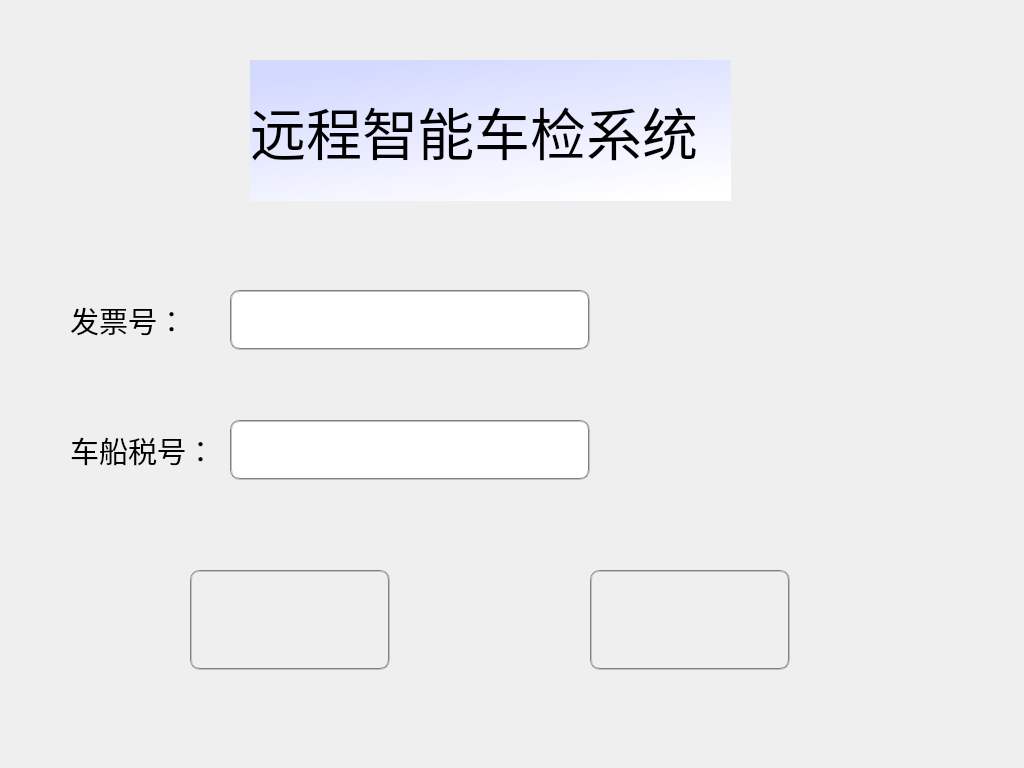
Old version of the form VehicleManagement/VehicleManage/checkreceiptdialog.ui in the repository maanjun/IVM.
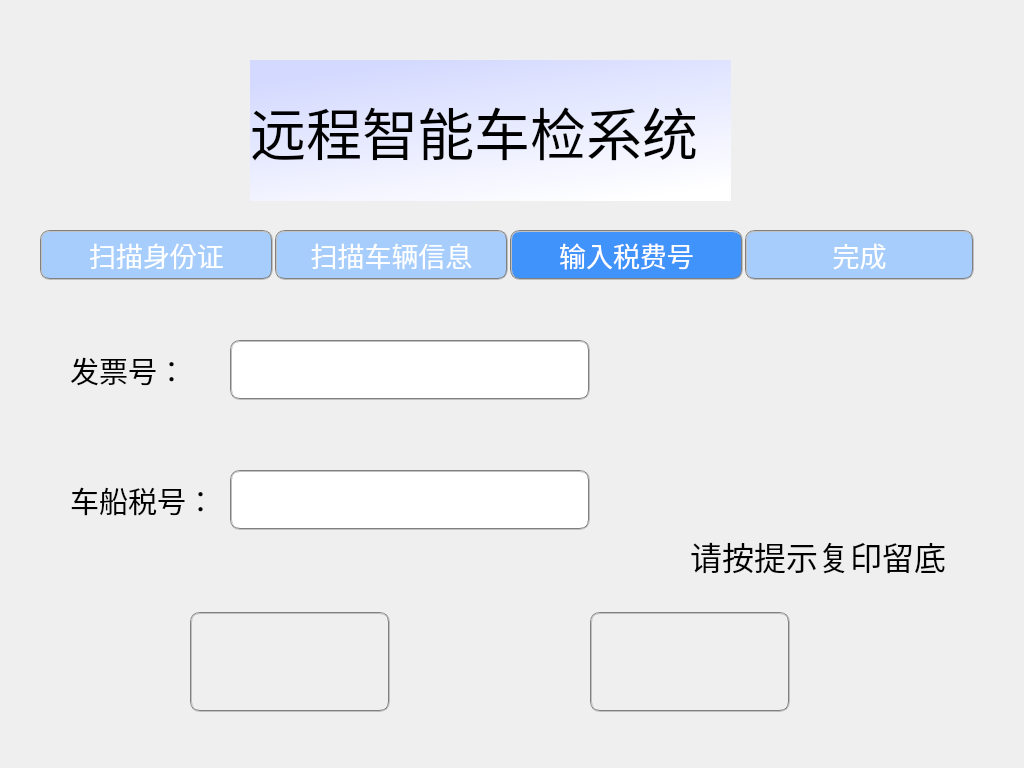
New version of the form. Icons and pictures are not drawn.

What changed in the file:
```diff
--- a/VehicleManagement/VehicleManage/checkreceiptdialog.ui
+++ b/VehicleManagement/VehicleManage/checkreceiptdialog.ui
@@ -20,7 +20,7 @@
    <property name="geometry">
     <rect>
      <x>190</x>
-     <y>570</y>
+     <y>612</y>
      <width>200</width>
      <height>100</height>
     </rect>
@@ -43,7 +43,7 @@
    <property name="geometry">
     <rect>
      <x>590</x>
-     <y>570</y>
+     <y>612</y>
      <width>200</width>
      <height>100</height>
     </rect>
@@ -65,13 +65,14 @@
    <property name="geometry">
     <rect>
      <x>70</x>
-     <y>290</y>
+     <y>340</y>
      <width>150</width>
      <height>60</height>
     </rect>
    </property>
    <property name="font">
     <font>
+     <family>黑体</family>
      <pointsize>22</pointsize>
     </font>
    </property>
@@ -83,13 +84,14 @@
    <property name="geometry">
     <rect>
      <x>70</x>
-     <y>420</y>
+     <y>470</y>
      <width>150</width>
      <height>60</height>
     </rect>
    </property>
    <property name="font">
     <font>
+     <family>黑体</family>
      <pointsize>22</pointsize>
     </font>
    </property>
@@ -101,7 +103,7 @@
    <property name="geometry">
     <rect>
      <x>230</x>
-     <y>290</y>
+     <y>340</y>
      <width>360</width>
      <height>60</height>
     </rect>
@@ -120,7 +122,7 @@
    <property name="geometry">
     <rect>
      <x>230</x>
-     <y>420</y>
+     <y>470</y>
      <width>360</width>
      <height>60</height>
     </rect>
@@ -157,6 +159,137 @@
     <string>远程智能车检系统</string>
    </property>
   </widget>
+  <widget class="QLabel" name="label">
+   <property name="geometry">
+    <rect>
+     <x>690</x>
+     <y>300</y>
+     <width>251</width>
+     <height>221</height>
+    </rect>
+   </property>
+   <property name="styleSheet">
+    <string notr="true">border-image: url(:/Resources/Images/printguide.png);</string>
+   </property>
+   <property name="text">
+    <string/>
+   </property>
+  </widget>
+  <widget class="QLabel" name="label_2">
+   <property name="geometry">
+    <rect>
+     <x>690</x>
+     <y>530</y>
+     <width>261</width>
+     <height>51</height>
+    </rect>
+   </property>
+   <property name="font">
+    <font>
+     <family>黑体</family>
+     <pointsize>24</pointsize>
+    </font>
+   </property>
+   <property name="text">
+    <string>请按提示复印留底</string>
+   </property>
+  </widget>
+  <widget class="QPushButton" name="pushButton">
+   <property name="geometry">
+    <rect>
+     <x>40</x>
+     <y>230</y>
+     <width>233</width>
+     <height>50</height>
+    </rect>
+   </property>
+   <property name="font">
+    <font>
+     <family>黑体</family>
+     <pointsize>20</pointsize>
+    </font>
+   </property>
+   <property name="styleSheet">
+    <string notr="true">border:2px groove gray;border-radius:10px;padding:2px 4px;
+color: rgb(255, 255, 255);
+background-color: rgb(166, 205, 251);</string>
+   </property>
+   <property name="text">
+    <string>扫描身份证</string>
+   </property>
+  </widget>
+  <widget class="QPushButton" name="pushButton_2">
+   <property name="geometry">
+    <rect>
+     <x>275</x>
+     <y>230</y>
+     <width>233</width>
+     <height>50</height>
+    </rect>
+   </property>
+   <property name="font">
+    <font>
+     <family>黑体</family>
+     <pointsize>20</pointsize>
+    </font>
+   </property>
+   <property name="styleSheet">
+    <string notr="true">border:2px groove gray;border-radius:10px;padding:2px 4px;
+color: rgb(255, 255, 255);
+background-color: rgb(166, 205, 251);</string>
+   </property>
+   <property name="text">
+    <string>扫描车辆信息</string>
+   </property>
+  </widget>
+  <widget class="QPushButton" name="pushButton_3">
+   <property name="geometry">
+    <rect>
+     <x>510</x>
+     <y>230</y>
+     <width>233</width>
+     <height>50</height>
+    </rect>
+   </property>
+   <property name="font">
+    <font>
+     <family>黑体</family>
+     <pointsize>20</pointsize>
+    </font>
+   </property>
+   <property name="styleSheet">
+    <string notr="true">border:2px groove gray;border-radius:10px;padding:2px 4px;
+color: rgb(255, 255, 255);
+background-color: rgb(65, 147, 252);</string>
+   </property>
+   <property name="text">
+    <string>输入税费号</string>
+   </property>
+  </widget>
+  <widget class="QPushButton" name="pushButton_4">
+   <property name="geometry">
+    <rect>
+     <x>745</x>
+     <y>230</y>
+     <width>229</width>
+     <height>50</height>
+    </rect>
+   </property>
+   <property name="font">
+    <font>
+     <family>黑体</family>
+     <pointsize>20</pointsize>
+    </font>
+   </property>
+   <property name="styleSheet">
+    <string notr="true">border:2px groove gray;border-radius:10px;padding:2px 4px;
+color: rgb(255, 255, 255);
+background-color: rgb(166, 205, 251);</string>
+   </property>
+   <property name="text">
+    <string>完成</string>
+   </property>
+  </widget>
  </widget>
  <layoutdefault spacing="6" margin="11"/>
  <resources>
```
Left out of the diff: 2 changed lines with no effect on the pictures.
